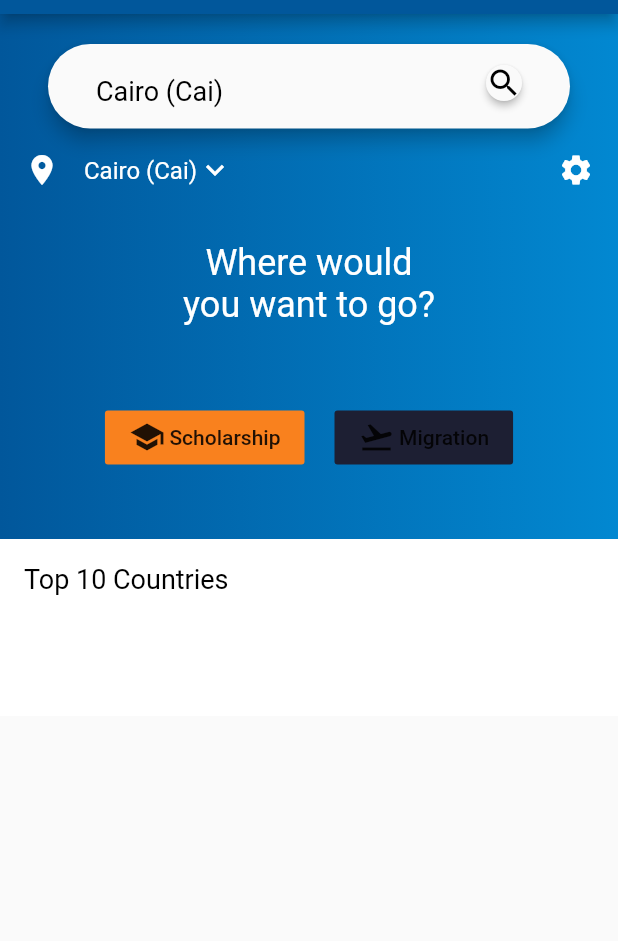
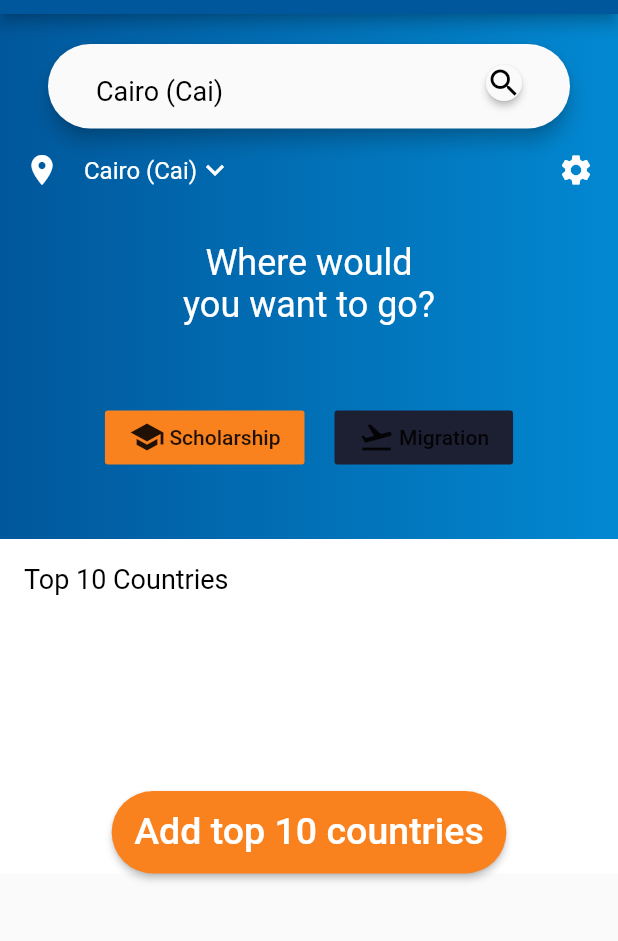
Before and after one commit to Zizu098/Zoda2020, a Flutter app: the screen it shows once a user with an empty profile is signed in, on a phone screen of 412 x 824 dp, the part 70-1011 px from its top. Run offline on Flutter 3.47's test engine with Material 2 defaults, Android fonts, the phone set to English and light mode, and no system bars; our stand-ins replace cloud_firestore, dio, firebase_auth, firebase_database, firebase_storage, flutter_spinkit and 3 more; missing offline and left inert: custom_switch, dart:ffi; accounts and stored records are empty; Roboto replaces fonts that are missing (Georgia).

Commit message:
handle top countries db

```diff
--- /dev/null
+++ b/lib/database.services/topCountries.service.dart
@@ -0,0 +1,24 @@
+import 'package:flutter/cupertino.dart';
+import 'package:zoda/common/Repository.dart';
+import 'package:zoda/models/topCountriesDetail.dart';
+
+class TopCountriesService{
+
+  Repository _rep = Repository("top countries");
+  final String topCountriesId;
+  List<TopCountriesDetail> topCountries;
+
+  TopCountriesService({this.topCountriesId});
+
+  Future addTopCountries(TopCountriesDetail data) async {
+     return await _rep.addDocument(data.toJson());
+  }
+
+  Future <List<TopCountriesDetail>> fetchData() async {
+    var result = await _rep.getDataCollection();
+    topCountries = result.documents.map((doc)=> TopCountriesDetail.fromMap(doc.data, doc.documentID)).toList();
+    return topCountries;
+  }
+
+
+}
--- a/lib/models/car.dart
+++ /dev/null
@@ -1,3 +0,0 @@
-class Car{
-  String car;
-}
--- a/lib/models/carModel.dart
+++ /dev/null
@@ -1,4 +0,0 @@
-class CarModel{
-  String model;
-  String carId;
-}
--- /dev/null
+++ b/lib/models/topCountries.dart
@@ -0,0 +1,5 @@
+class TopCountries{
+  final String topid;
+
+  TopCountries({this.topid});
+}
--- /dev/null
+++ b/lib/models/topCountriesDetail.dart
@@ -0,0 +1,37 @@
+import 'dart:ffi';
+
+class TopCountriesDetail {
+  int topCountriesId;
+  String topCountriesName;
+  String topCountriesContinent;
+  Float topCountriesEvaluation;
+  String topCountriesImage;
+
+
+  TopCountriesDetail({
+      this.topCountriesId,
+      this.topCountriesName,
+      this.topCountriesContinent,
+      this.topCountriesEvaluation,
+      this.topCountriesImage,
+      });
+
+
+  TopCountriesDetail.fromMap(Map snapshot, String id):
+
+    topCountriesId = id ?? 0,
+    topCountriesName = snapshot['topCountriesName'] ?? '',
+    topCountriesContinent = snapshot['topCountriesContinent'] ?? '',
+    topCountriesEvaluation = snapshot['topCountriesEvaluation'] ?? 0,
+    topCountriesImage = snapshot['topCountriesImage'] ?? '';
+
+  toJson() {
+    return {
+      "topCountriesId": topCountriesId,
+      "topCountriesName": topCountriesName,
+      "topCountriesContinent": topCountriesContinent,
+      "topCountriesEvaluation": topCountriesEvaluation,
+      "topCountriesImage": topCountriesImage,
+  };
+}
+}
--- a/lib/models/userCar.dart
+++ /dev/null
@@ -1,5 +0,0 @@
-class UserCar{
-  String userId;
-  String carId;
-  DateTime manufactureYear;
-}
--- a/lib/screens/Home/home.dart
+++ b/lib/screens/Home/home.dart
@@ -3,7 +3,8 @@ import 'package:zoda/database.services/auth.dart';
 import 'package:zoda/models/userDetail.dart';
 import 'package:zoda/screens/migration/migrationHome.dart';
 import 'package:zoda/screens/student/studentHome.dart';
-import 'package:zoda/database.services/bestCountries.dart';
+import 'package:zoda/database.services/topCountries.service.dart';
+import 'package:zoda/models/topCountriesDetail.dart';
 import 'package:firebase_database/firebase_database.dart';
 import 'package:zoda/database.services/user.service.dart';
 import 'package:firebase_storage/firebase_storage.dart';
@@ -21,7 +22,12 @@ class _HomeState extends State<Home> {
   final AuthService _auth = AuthService();
   UserDetail user = new UserDetail();
   List<UserDetail> u, c;
+
   var url;
+
+  TopCountriesService topServ = new TopCountriesService();
+  TopCountriesDetail topCountry = new TopCountriesDetail();
+
   bool infoWindowVisible = false;
   bool status = false;
   // _HomeState(){
@@ -439,7 +445,24 @@ class _homeScreenBottomPartState extends State<homeScreenBottomPart> {
               scrollDirection: Axis.horizontal,
               children: countryCards,
             ),
-          )
+          ),
+          SizedBox(height: 50.0,),
+          RaisedButton(
+              color: Color(0xfff9811e),
+              onPressed: () {
+
+              },
+              padding: EdgeInsets.all(15.0),
+              shape: new RoundedRectangleBorder(
+                  borderRadius: new BorderRadius.circular(30.0)),
+              child: Text(
+                'Add top 10 countries',
+                textAlign: TextAlign.center,
+                style:
+                    TextStyle(fontSize: 25.0, fontFamily: 'Georgia', height: 1),
+              ),
+              textColor: Colors.white,
+            ),
         ],
       ),
     );
@@ -458,20 +481,20 @@ class countryCard extends StatefulWidget {
 
 class _countryCardState extends State<countryCard> {
   // final String imagePath, countryName;
-  List<bestCountries> allData = [];
+  List<TopCountriesService> allData = [];
   // countryCard(this.imagePath, this.countryName);
   void initState() {
     DatabaseReference ref = FirebaseDatabase.instance.reference();
-    ref.child('bestCountries').once().then((DataSnapshot snap) {
+    ref.child('TopCountriesService').once().then((DataSnapshot snap) {
       var keys = snap.value.keys;
       var data = snap.value;
       allData.clear();
       for (var key in keys) {
-        bestCountries c = new bestCountries(
-          data[key]['name'],
-          data[key]['image'],
-        );
-        allData.add(c);
+        // TopCountriesService c = new TopCountriesService(
+        //   data[key]['name'],
+        //   data[key]['image'],
+        // );
+        // allData.add(c);
       }
       setState(() {
         print('length: ${allData.length}');
```
Also changed, not shown: lib/database.services/bestCountries.dart (deleted, +0 -8 lines).
